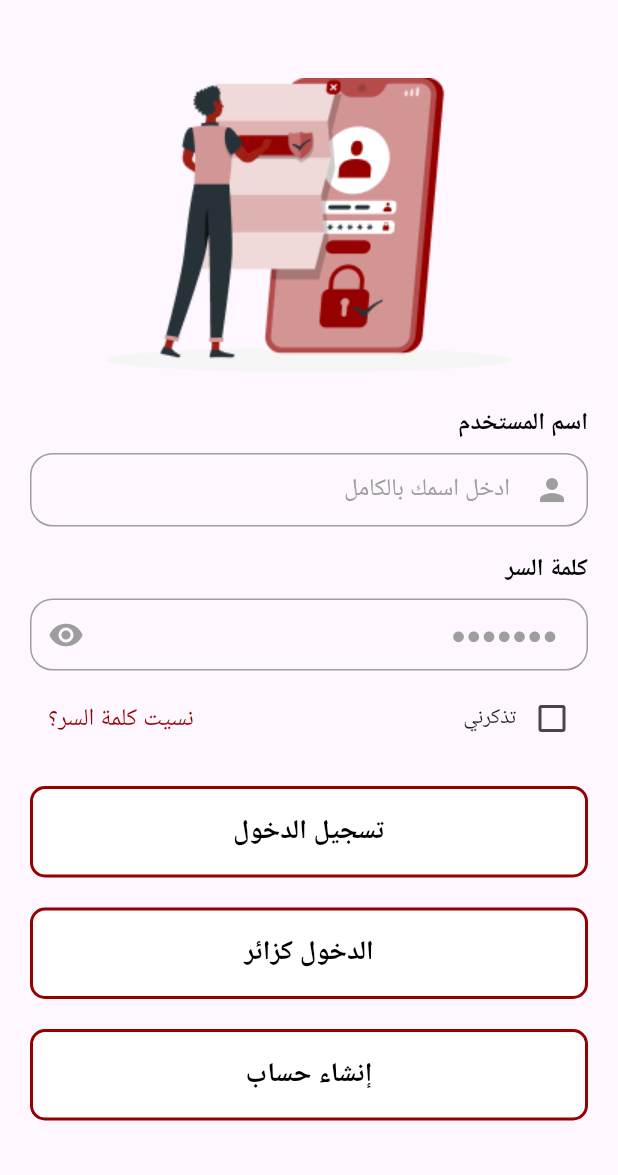
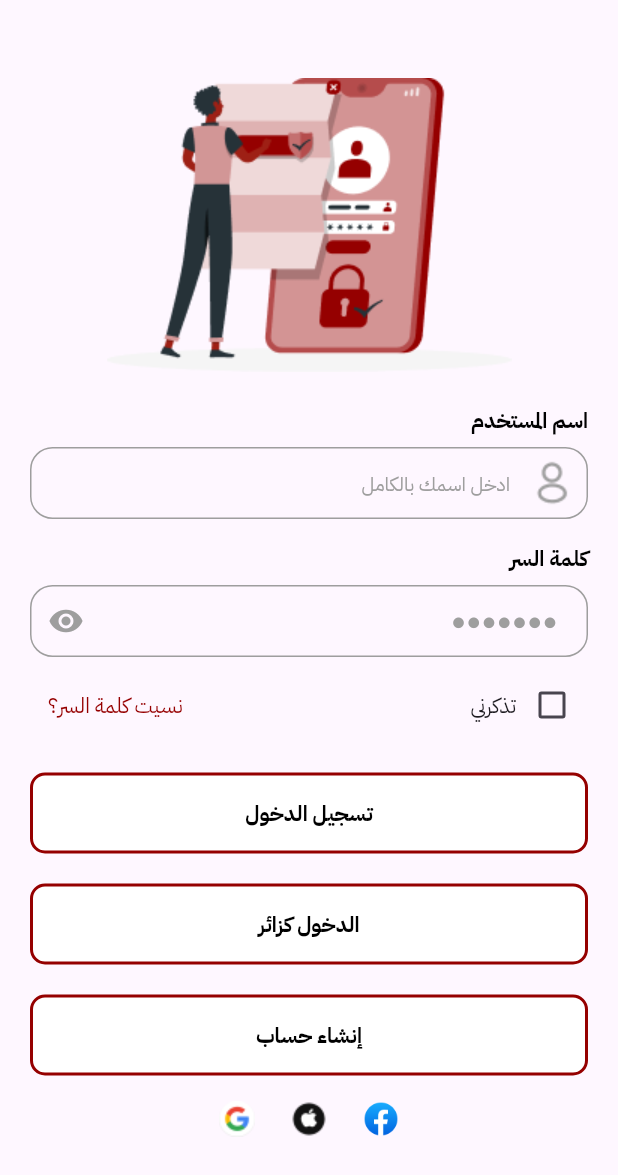
Before and after one commit to Moazzibrahim/Binrushd, a Flutter app: the screen it shows after launch, after a tap on "تخطى", on a phone screen of 412 x 824 dp. Shown: the top 1175 px of the screen. Run offline on Flutter 3.47's test engine with Material 3 defaults, Android fonts, the phone set to English and light mode, and no system bars; our stand-ins replace carousel_slider, flutter_screenutil, pinput; accounts and stored records are empty; network calls fail.

Commit message:
ui modifications

```diff
--- a/lib/main.dart
+++ b/lib/main.dart
@@ -58,10 +58,14 @@ class MyApp extends StatelessWidget {
       child: ScreenUtilInit(
         designSize: const Size(375, 812), // Base design dimensions
         builder: (context, child) {
-          return const MaterialApp(
+          return MaterialApp(
             debugShowCheckedModeBanner: false,
             title: 'Binrushd',
-            home: SplashScreen(),
+            theme: ThemeData(
+              fontFamily: 'IBM Plex Sans Arabic', // Set your global font family
+              // You can also customize other theme properties here if needed
+            ),
+            home: const SplashScreen(),
           );
         },
       ),
--- a/lib/view/screens/Auth/login_screen.dart
+++ b/lib/view/screens/Auth/login_screen.dart
@@ -43,9 +43,9 @@ class _LoginScreenState extends State<LoginScreen> {
               const Text(
                 'اسم المستخدم',
                 style: TextStyle(
-                  fontSize: 16,
+                  fontSize: 14,
                   color: Colors.black,
-                  fontWeight: FontWeight.w800,
+                  fontWeight: FontWeight.w600,
                 ),
                 textAlign: TextAlign.end,
               ),
@@ -55,10 +55,13 @@ class _LoginScreenState extends State<LoginScreen> {
                 textAlign: TextAlign.right,
                 decoration: InputDecoration(
                   hintText: 'ادخل اسمك بالكامل',
-                  hintStyle: const TextStyle(color: Colors.grey),
-                  suffixIcon: const Icon(
-                    Icons.person,
-                    color: Colors.grey,
+                  hintStyle: const TextStyle(
+                      color: Colors.grey,
+                      fontSize: 13,
+                      fontWeight: FontWeight.w400),
+                  suffixIcon: Image.asset(
+                    "assets/images/vuesax.png",
+                    height: 8,
                   ),
                   contentPadding:
                       const EdgeInsets.symmetric(vertical: 12, horizontal: 16),
@@ -87,9 +90,9 @@ class _LoginScreenState extends State<LoginScreen> {
               const Text(
                 'كلمة السر',
                 style: TextStyle(
-                  fontSize: 16,
+                  fontSize: 14,
                   color: Colors.black,
-                  fontWeight: FontWeight.w800,
+                  fontWeight: FontWeight.w600,
                 ),
                 textAlign: TextAlign.end,
               ),
@@ -155,14 +158,18 @@ class _LoginScreenState extends State<LoginScreen> {
                     child: Text(
                       'نسيت كلمة السر؟',
                       style: TextStyle(
-                          fontSize: 16,
+                          fontSize: 14,
                           color: backgroundColor,
-                          fontWeight: FontWeight.w500),
+                          fontWeight: FontWeight.w400),
                     ),
                   ),
                   Row(
                     children: [
-                      const Text("تذكرني"),
+                      const Text(
+                        "تذكرني",
+                        style: TextStyle(
+                            fontSize: 14, fontWeight: FontWeight.w400),
+                      ),
                       Checkbox(
                           value: _isChecked,
                           onChanged: (val) {
@@ -184,32 +191,32 @@ class _LoginScreenState extends State<LoginScreen> {
                   buildSelectableButton('الدخول كزائر', 1),
                   const SizedBox(height: 10),
                   buildSelectableButton('إنشاء حساب', 2),
-                  // Row(
-                  //   mainAxisAlignment: MainAxisAlignment.center,
-                  //   children: [
-                  //     IconButton(
-                  //       icon: Image.asset('assets/images/google.png'),
-                  //       onPressed: () {
-                  //         // Handle Google login
-                  //       },
-                  //     ),
-                  //     IconButton(
-                  //       icon: Image.asset('assets/images/apple.png'),
-                  //       onPressed: () {
-                  //         // Handle Apple login
-                  //       },
-                  //     ),
-                  //     IconButton(
-                  //       icon: Image.asset(
-                  //         'assets/images/Facebook.png',
-                  //         height: 25,
-                  //       ),
-                  //       onPressed: () {
-                  //         // Handle Facebook login
-                  //       },
-                  //     ),
-                  //   ],
-                  // ),
+                  Row(
+                    mainAxisAlignment: MainAxisAlignment.center,
+                    children: [
+                      IconButton(
+                        icon: Image.asset('assets/images/google.png'),
+                        onPressed: () {
+                          // Handle Google login
+                        },
+                      ),
+                      IconButton(
+                        icon: Image.asset('assets/images/apple.png'),
+                        onPressed: () {
+                          // Handle Apple login
+                        },
+                      ),
+                      IconButton(
+                        icon: Image.asset(
+                          'assets/images/Facebook.png',
+                          height: 25,
+                        ),
+                        onPressed: () {
+                          // Handle Facebook login
+                        },
+                      ),
+                    ],
+                  ),
                 ],
               ),
               const SizedBox(height: 16),
@@ -231,7 +238,9 @@ class _LoginScreenState extends State<LoginScreen> {
               : backgroundColor,
           width: 2,
         ),
-        color: _selectedButtonIndex == index ? backgroundColor : Colors.white,
+        color: _selectedButtonIndex == index
+            ? const Color(0xFF950000)
+            : Colors.white,
       ),
       child: ElevatedButton(
         onPressed: () {
@@ -272,8 +281,8 @@ class _LoginScreenState extends State<LoginScreen> {
           text,
           style: TextStyle(
             color: _selectedButtonIndex == index ? Colors.white : Colors.black,
-            fontSize: 18,
-            fontWeight: FontWeight.bold,
+            fontSize: 14,
+            fontWeight: FontWeight.w600,
           ),
         ),
       ),
--- a/lib/view/screens/Auth/sign_up_screen.dart
+++ b/lib/view/screens/Auth/sign_up_screen.dart
@@ -1,3 +1,4 @@
+// ignore_for_file: library_private_types_in_public_api
 import 'package:flutter/material.dart';
 import 'package:flutter_application_1/constants/constants.dart';
 import 'package:flutter_application_1/controller/Auth/sign_up_provider.dart';
@@ -12,8 +13,8 @@ class SignUpScreen extends StatefulWidget {
 
 class _SignUpScreenState extends State<SignUpScreen> {
   // ValueNotifiers to manage password visibility
-  ValueNotifier<bool> _passwordVisible = ValueNotifier<bool>(false);
-  ValueNotifier<bool> _confirmPasswordVisible = ValueNotifier<bool>(false);
+  final ValueNotifier<bool> _passwordVisible = ValueNotifier<bool>(false);
+  final ValueNotifier<bool> _confirmPasswordVisible = ValueNotifier<bool>(false);
 
   final TextEditingController firstNameController = TextEditingController();
   final TextEditingController lastNameController = TextEditingController();
--- a/lib/view/screens/all_specialties_screen.dart
+++ b/lib/view/screens/all_specialties_screen.dart
@@ -68,9 +68,9 @@ class SpecialistsScreen extends StatelessWidget {
                       child: Text(
                         department.name,
                         style: const TextStyle(
-                          fontSize: 14,
-                          color: Colors.black,
-                        ),
+                            fontSize: 12,
+                            color: Colors.black,
+                            fontWeight: FontWeight.w400),
                         textAlign: TextAlign.center,
                       ),
                     ),
```
Also changed, not shown: lib/view/screens/home_screen.dart (+61 -51 lines), pubspec.yaml (+7 -6 lines), assets/images/building.png (added), assets/images/plane.png (added), assets/images/vuesax.png (added), pubspec.lock, 2 other files.
